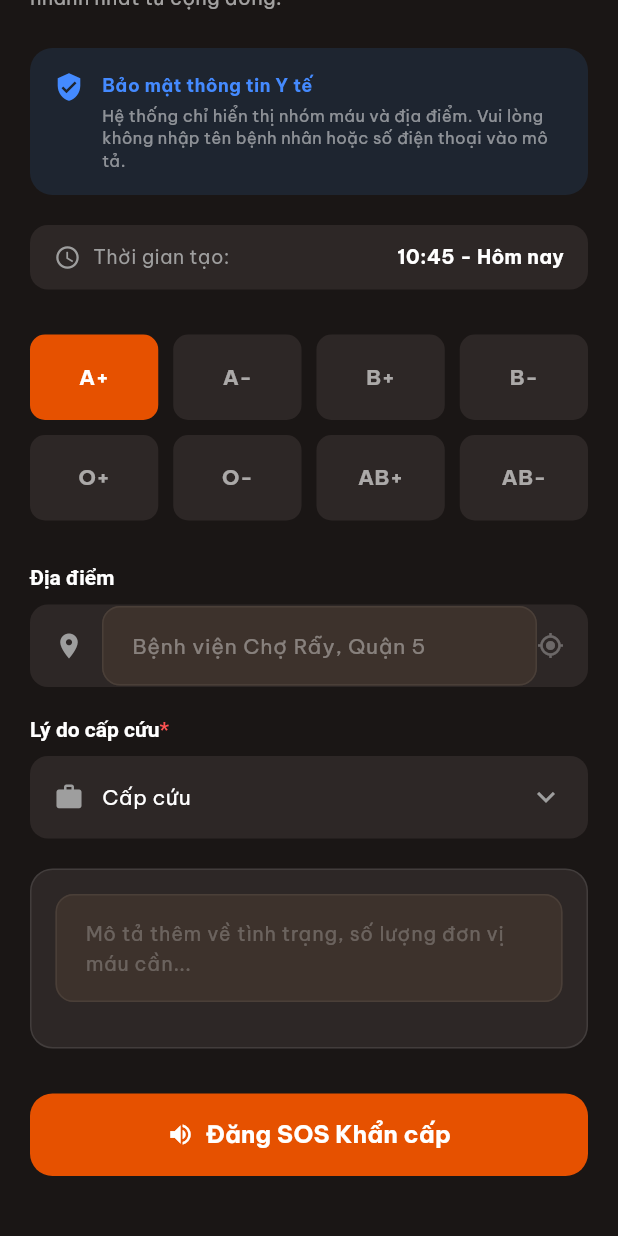
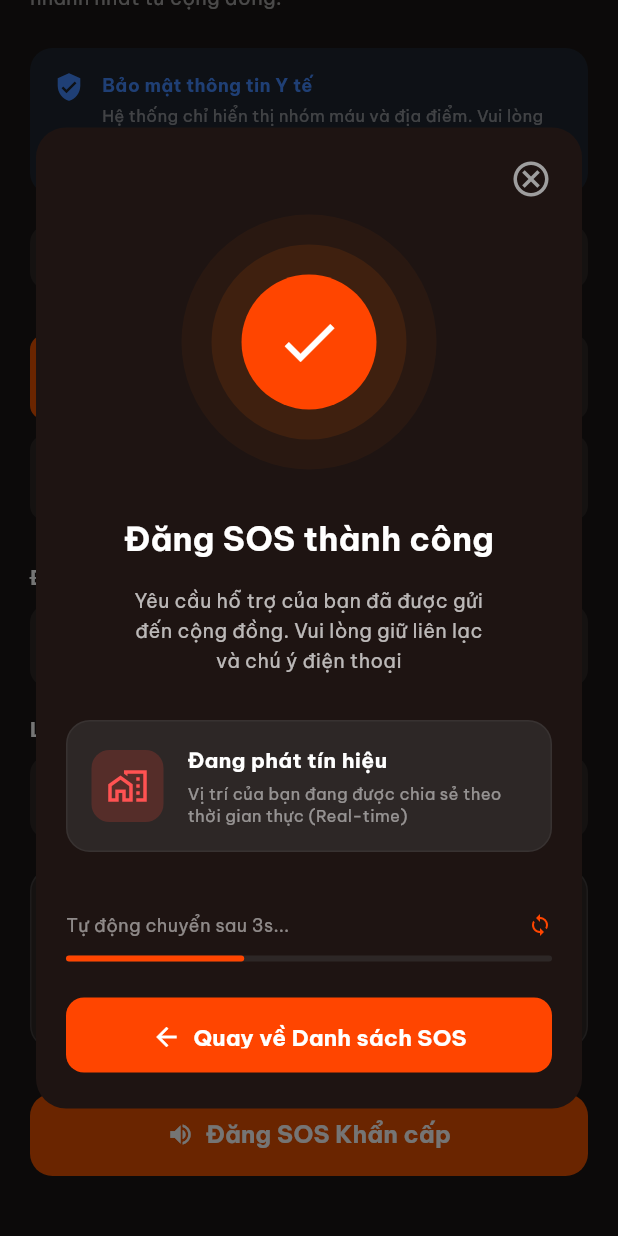
Before and after one commit to nguyen-tien-luc-dvelop23/donate_blood, a Flutter app: the SOSFormPage screen opened directly, scrolled down 169 dp, after a tap on "Đăng SOS Khẩn cấp", on a phone screen of 412 x 824 dp. Run offline on Flutter 3.47's test engine with Material 3 defaults, Android fonts, the phone set to English and light mode, and no system bars; our stand-ins replace dio, flutter_map, geolocator, google_fonts, image_picker, latlong2 and 2 more; accounts and stored records are empty.

Commit message:
Add SOS Success Dialog with animated progress and integrate into SOS Form

```diff
--- a/frontend/lib/features/sos/sos_form_page.dart
+++ b/frontend/lib/features/sos/sos_form_page.dart
@@ -1,4 +1,5 @@
 import 'package:flutter/material.dart';
+import 'sos_success_dialog.dart';
 
 class SOSFormPage extends StatefulWidget {
   const SOSFormPage({super.key});
@@ -83,7 +84,13 @@ class _SOSFormPageState extends State<SOSFormPage> {
                 width: double.infinity,
                 height: 55,
                 child: ElevatedButton.icon(
-                  onPressed: () {},
+                  onPressed: () {
+                    showDialog(
+                      context: context,
+                      barrierDismissible: false,
+                      builder: (context) => const SOSSuccessDialog(),
+                    );
+                  },
                   icon: const Icon(Icons.volume_up, color: Colors.white),
                   label: const Text(
                     "Đăng SOS Khẩn cấp",
--- /dev/null
+++ b/frontend/lib/features/sos/sos_success_dialog.dart
@@ -0,0 +1,189 @@
+import 'package:flutter/material.dart';
+
+class SOSSuccessDialog extends StatefulWidget {
+  const SOSSuccessDialog({super.key});
+
+  @override
+  State<SOSSuccessDialog> createState() => _SOSSuccessDialogState();
+}
+
+class _SOSSuccessDialogState extends State<SOSSuccessDialog>
+    with SingleTickerProviderStateMixin {
+  late AnimationController _controller;
+
+  @override
+  void initState() {
+    super.initState();
+    _controller = AnimationController(
+        vsync: this, duration: const Duration(seconds: 3))
+      ..forward().then((value) {
+        if (mounted) {
+          Navigator.pop(context); // Close dialog
+          Navigator.pop(context); // Go back to previous screen
+        }
+      });
+  }
+
+  @override
+  void dispose() {
+    _controller.dispose();
+    super.dispose();
+  }
+
+  @override
+  Widget build(BuildContext context) {
+    return Dialog(
+      backgroundColor: const Color(0xFF1E1412), // Nền tối giống hình
+      shape: RoundedRectangleBorder(borderRadius: BorderRadius.circular(20)),
+      insetPadding: const EdgeInsets.symmetric(horizontal: 24, vertical: 24),
+      child: Padding(
+        padding: const EdgeInsets.fromLTRB(20, 20, 20, 24),
+        child: Column(
+          mainAxisSize: MainAxisSize.min,
+          children: [
+            // Close Button
+            Align(
+              alignment: Alignment.topRight,
+              child: GestureDetector(
+                onTap: () {
+                  Navigator.pop(context);
+                  Navigator.pop(context);
+                },
+                child: const Icon(Icons.cancel_outlined, color: Colors.grey, size: 28),
+              ),
+            ),
+            const SizedBox(height: 10),
+
+            // Animated Checkmark with Rings
+            Container(
+              padding: const EdgeInsets.all(20),
+              decoration: BoxDecoration(
+                shape: BoxShape.circle,
+                color: const Color(0xFFFF6A00).withOpacity(0.05),
+              ),
+              child: Container(
+                padding: const EdgeInsets.all(20),
+                decoration: BoxDecoration(
+                  shape: BoxShape.circle,
+                  color: const Color(0xFFFF6A00).withOpacity(0.1),
+                ),
+                child: Container(
+                  width: 90,
+                  height: 90,
+                  decoration: const BoxDecoration(
+                    color: Color(0xFFFF4500), // Cam đỏ đậm
+                    shape: BoxShape.circle,
+                  ),
+                  child: const Icon(Icons.check, color: Colors.white, size: 45),
+                ),
+              ),
+            ),
+            const SizedBox(height: 30),
+
+            // Title
+            const Text(
+              "Đăng SOS thành công",
+              style: TextStyle(color: Colors.white, fontSize: 22, fontWeight: FontWeight.bold),
+            ),
+            const SizedBox(height: 16),
+
+            // Subtitle
+            Text(
+              "Yêu cầu hỗ trợ của bạn đã được gửi\nđến cộng đồng. Vui lòng giữ liên lạc\nvà chú ý điện thoại",
+              textAlign: TextAlign.center,
+              style: TextStyle(color: Colors.white.withOpacity(0.7), fontSize: 13, height: 1.5),
+            ),
+            const SizedBox(height: 30),
+
+            // Real-time sharing block
+            Container(
+              padding: const EdgeInsets.all(16),
+              decoration: BoxDecoration(
+                color: const Color(0xFF2D2726),
+                borderRadius: BorderRadius.circular(16),
+                border: Border.all(color: Colors.white.withOpacity(0.05)),
+              ),
+              child: Row(
+                children: [
+                  Container(
+                    padding: const EdgeInsets.all(10),
+                    decoration: BoxDecoration(
+                      color: Colors.red.withOpacity(0.2),
+                      borderRadius: BorderRadius.circular(12),
+                    ),
+                    child: const Icon(Icons.home_work_outlined, color: Colors.redAccent, size: 28),
+                  ),
+                  const SizedBox(width: 16),
+                  Expanded(
+                    child: Column(
+                      crossAxisAlignment: CrossAxisAlignment.start,
+                      children: [
+                        const Text(
+                          "Đang phát tín hiệu",
+                          style: TextStyle(color: Colors.white, fontSize: 14, fontWeight: FontWeight.bold),
+                        ),
+                        const SizedBox(height: 4),
+                        Text(
+                          "Vị trí của bạn đang được chia sẻ theo\nthời gian thực (Real-time)",
+                          style: TextStyle(color: Colors.white.withOpacity(0.5), fontSize: 11, height: 1.4),
+                        ),
+                      ],
+                    ),
+                  ),
+                ],
+              ),
+            ),
+            const SizedBox(height: 40),
+
+            // Countdown text
+            Row(
+              mainAxisAlignment: MainAxisAlignment.spaceBetween,
+              children: [
+                Text("Tự động chuyển sau 3s...", style: TextStyle(color: Colors.white.withOpacity(0.5), fontSize: 12)),
+                const Icon(Icons.sync, color: Color(0xFFFF4500), size: 16),
+              ],
+            ),
+            const SizedBox(height: 12),
+
+            // Animated Progress Bar
+            AnimatedBuilder(
+              animation: _controller,
+              builder: (context, child) {
+                return LinearProgressIndicator(
+                  value: _controller.value,
+                  backgroundColor: const Color(0xFF2D2726),
+                  valueColor: const AlwaysStoppedAnimation<Color>(Color(0xFFFF4500)),
+                  borderRadius: BorderRadius.circular(4),
+                  minHeight: 4,
+                );
+              },
+            ),
+            const SizedBox(height: 24),
+
+            // Return Button
+            SizedBox(
+              width: double.infinity,
+              height: 50,
+              child: ElevatedButton.icon(
+                onPressed: () {
+                  Navigator.pop(context);
+                  Navigator.pop(context);
+                },
+                icon: const Icon(Icons.arrow_back, color: Colors.white, size: 20),
+                label: const Text(
+                  "Quay về Danh sách SOS",
+                  style: TextStyle(color: Colors.white, fontWeight: FontWeight.bold, fontSize: 15),
+                ),
+                style: ElevatedButton.styleFrom(
+                  backgroundColor: const Color(0xFFFF4500),
+                  shape: RoundedRectangleBorder(borderRadius: BorderRadius.circular(12)),
+                  elevation: 0,
+                ),
+              ),
+            ),
+          ],
+        ),
+      ),
+    );
+  }
+}
```
